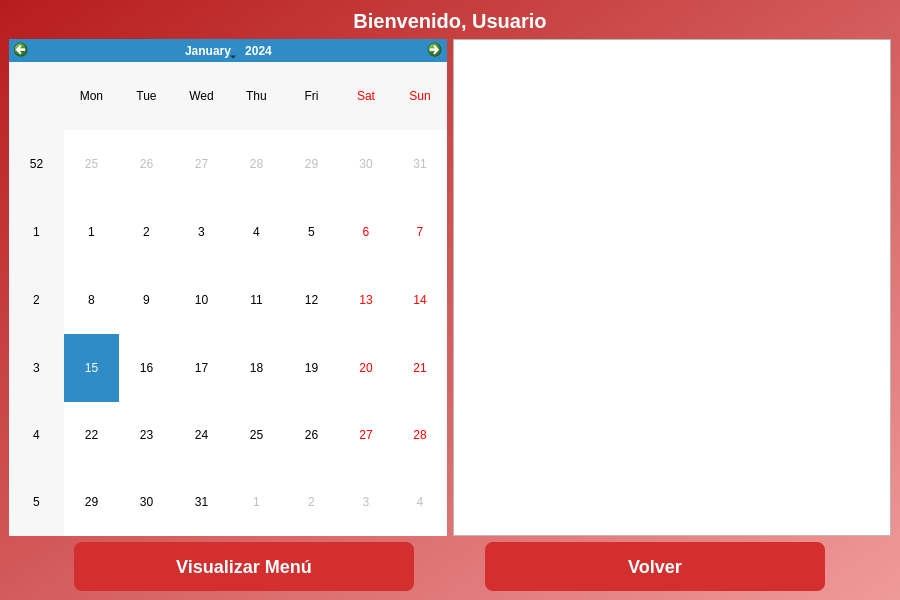
First picture: the form in src/vista/ui/MenuProfesor.ui, repository jaimecarfe/menule, before the edit.
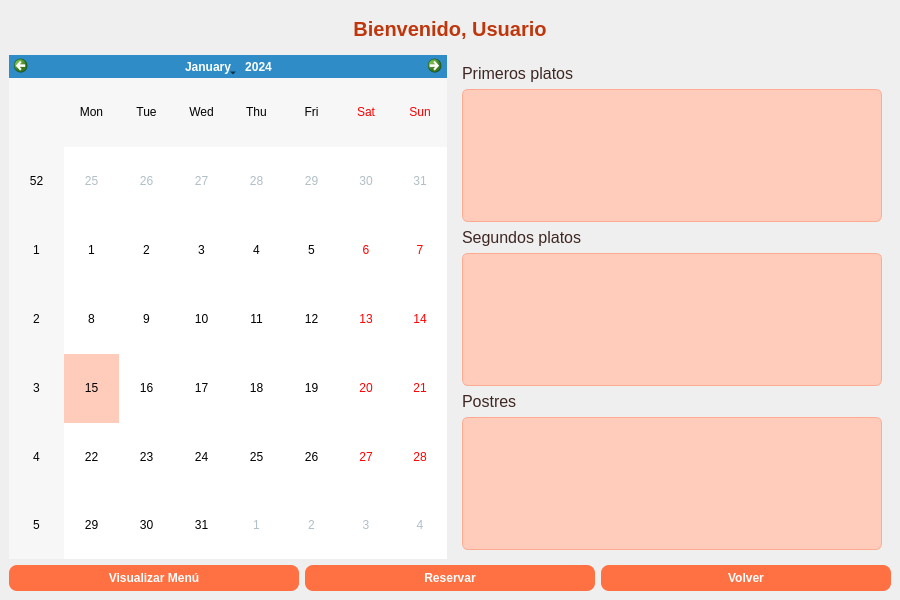
Second picture: the form after the edit.

Commit message: Logica Profesor entera + otras cosillas

```diff
--- a/src/vista/ui/MenuProfesor.ui
+++ b/src/vista/ui/MenuProfesor.ui
@@ -13,35 +13,51 @@
     <property name="styleSheet">
      <string>
 QMainWindow {
-    background-color: qlineargradient(x1:0, y1:0, x2:1, y2:1, stop:0 #b71c1c, stop:1 #ef9a9a);
+    background-color: qlineargradient(x1:0, y1:0, x2:1, y2:1,
+                                      stop:0 #fbe9e7, stop:1 #ffccbc);
 }
-QLabel#labelTitulo {
-    color: #b71c1c;
-    font-size: 28px;
-    font-weight: 900;
-}
-QLabel {
+QLabel#labelUsuario {
     font-size: 20px;
-    color: white;
+    color: #bf360c;
     font-weight: bold;
+    padding: 8px;
+}
+QCalendarWidget {
+    background-color: white;
+    border-radius: 8px;
+    selection-background-color: #ffe0b2;
+    weekday-background-color: #ffe0b2;
+    gridline-color: #ffab91;
+}
+QCalendarWidget QAbstractItemView:enabled {
+    color: #000;
+    background-color: white;
+    selection-background-color: #ffccbc;
+    selection-color: #000;
+}
+QCalendarWidget QAbstractItemView:disabled {
+    color: #b0bec5;
 }
 QPushButton {
-    background-color: #d32f2f;
+    background-color: #ff7043;
     color: white;
     font-weight: bold;
     border-radius: 8px;
-    padding: 14px 0;
-    font-size: 18px;
-    min-width: 320px;
-    max-width: 340px;
+    padding: 6px;
 }
-QPushButton:hover {
-    background-color: #b71c1c;
+QPushButton:disabled {
+    background-color: #ffe0b2;
 }
-QFrame#cardFrame {
-    background: rgba(255,255,255,0.16);
-    border-radius: 20px;
-    padding: 32px 32px 32px 32px;
+QListWidget {
+    background-color: #ffccbc;
+    color: black;
+    font-size: 16px;
+    border: 1px solid #ffab91;
+    border-radius: 6px;
+}
+QLabel {
+    color: #3e2723;
+    font-size: 16px;
 }
      </string>
     </property>
@@ -63,7 +79,40 @@
              <widget class="QCalendarWidget" name="calendarWidget"/>
             </item>
             <item>
-             <widget class="QTextEdit" name="menuTextEdit"/>
+       <widget class="QWidget" name="contenedorMenuDerecha">
+        <layout class="QVBoxLayout" name="verticalLayoutDerecha">
+         <item>
+          <widget class="QLabel" name="labelPrimeros">
+           <property name="text">
+            <string>Primeros platos</string>
+           </property>
+          </widget>
+         </item>
+         <item>
+          <widget class="QListWidget" name="listaPrimeros"/>
+         </item>
+         <item>
+          <widget class="QLabel" name="labelSegundos">
+           <property name="text">
+            <string>Segundos platos</string>
+           </property>
+          </widget>
+         </item>
+         <item>
+          <widget class="QListWidget" name="listaSegundos"/>
+         </item>
+         <item>
+          <widget class="QLabel" name="labelPostres">
+           <property name="text">
+            <string>Postres</string>
+           </property>
+          </widget>
+         </item>
+         <item>
+          <widget class="QListWidget" name="listaPostres"/>
+         </item>
+        </layout>
+       </widget>
             </item>
          </layout>
         </item>
@@ -76,6 +125,16 @@
                 </property>
              </widget>
             </item>
+      <item>
+       <widget class="QPushButton" name="btnReservarComida">
+        <property name="text">
+         <string>Reservar</string>
+        </property>
+        <property name="visible">
+         <bool>true</bool>
+        </property>
+       </widget>
+      </item>
             <item>
              <widget class="QPushButton" name="btnVolver">
                 <property name="text">
```
Lines whose indentation alone changed are shown as unchanged. The commit also changes 40 other files.
